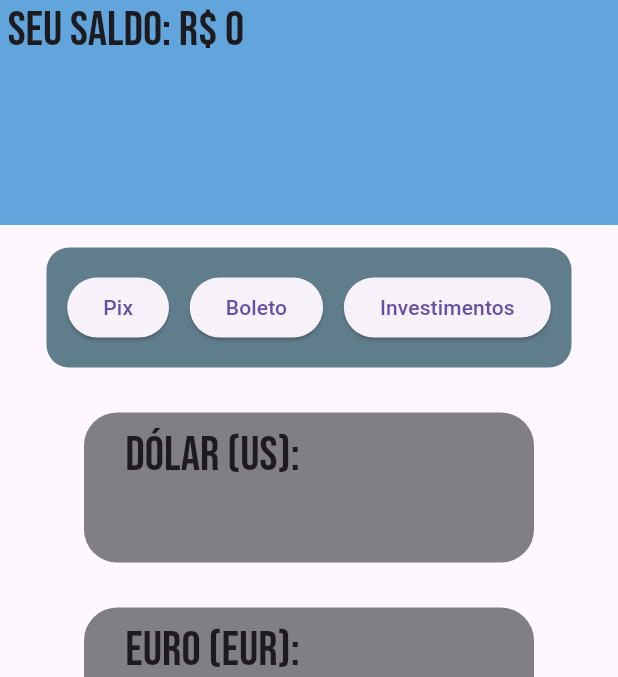
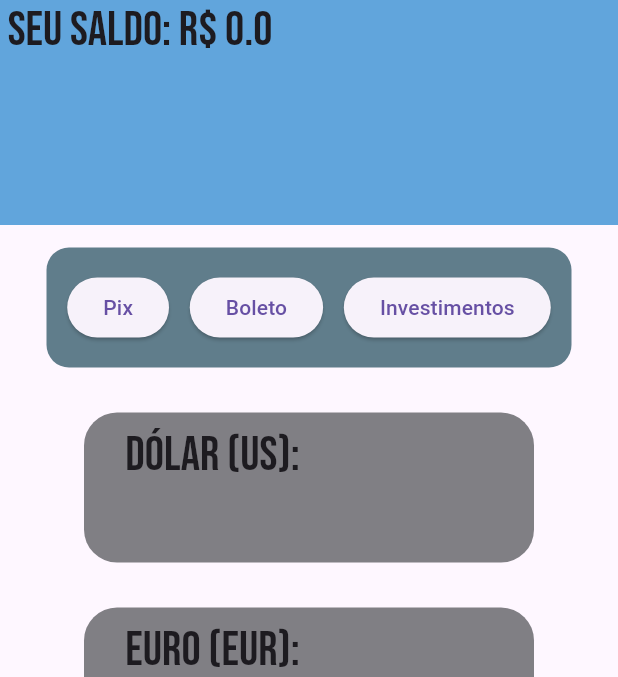
Before and after one commit to PiterMS/Banco, a Flutter app: the Pagina_Inical screen opened by its route, after a tap on "Boleto", on a phone screen of 412 x 824 dp, the part 84-761 px from its top. Run offline on Flutter 3.47's test engine with Material 3 defaults, Android fonts, the phone set to English and light mode, and no system bars; our stand-ins replace google_fonts; network calls fail.

Commit message:
Adicionei uma tela de adicionar algo ao saldo

```diff
--- a/banco_app/lib/Login.dart
+++ b/banco_app/lib/Login.dart
@@ -1,12 +1,11 @@
 import 'package:flutter/material.dart';
 
 class Login extends StatefulWidget {
-  const Login({super.key}); // Adicionei construtor constante
+  const Login({super.key});
 
   @override
   State<StatefulWidget> createState() {
-    // Corrigi de createSate para createState
-    return _LoginState(); // Renomeei para _LoginState para seguir convenções
+    return _LoginState();
   }
 }
 
--- a/banco_app/lib/Pagina_Inicial.dart
+++ b/banco_app/lib/Pagina_Inicial.dart
@@ -12,7 +12,7 @@ class Pagina_Inical extends StatefulWidget {
 class _TelaInicio extends State<Pagina_Inical> {
   String dolar = '';
   String euro = '';
-  String bitcoin = '';
+  double saldo = 0.0; // Variável de saldo
 
   @override
   void initState() {
@@ -26,13 +26,11 @@ class _TelaInicio extends State<Pagina_Inical> {
       setState(() {
         dolar = data['results']['currencies']['USD']['buy'].toString();
         euro = data['results']['currencies']['EUR']['buy'].toString();
-        bitcoin = data['results']['cryptocurrencies']['BTC']['buy'].toString();
       });
-    } catch (e) {
-      print(e);
-    }
+    } catch (e) {}
   }
 
+  @override
   Widget build(BuildContext context) {
     return Scaffold(
       appBar: AppBar(
@@ -52,14 +50,13 @@ class _TelaInicio extends State<Pagina_Inical> {
                     color: const Color.fromARGB(255, 97, 165, 220),
                   ),
                   child: Text(
-                    ' Seu Saldo: R\$ 0 \n ',
+                    ' Seu Saldo: R\$ $saldo \n ',
                     style: GoogleFonts.bebasNeue(
                       textStyle: Theme.of(context).textTheme.headlineLarge,
                     ),
                   ),
                 ),
               ),
-
               Center(
                 child: Container(
                   height: 80,
@@ -71,7 +68,20 @@ class _TelaInicio extends State<Pagina_Inical> {
                   child: Row(
                     mainAxisAlignment: MainAxisAlignment.spaceEvenly,
                     children: [
-                      ElevatedButton(onPressed: () {}, child: Text('Pix')),
+                      ElevatedButton(
+                        onPressed: () async {
+                          final resultado = await Navigator.pushNamed(
+                            context,
+                            '/pix',
+                          );
+                          if (resultado != null) {
+                            setState(() {
+                              saldo += resultado as double;
+                            });
+                          }
+                        },
+                        child: Text('Pix'),
+                      ),
                       ElevatedButton(onPressed: () {}, child: Text('Boleto')),
                       ElevatedButton(
                         onPressed: () {},
--- a/banco_app/lib/main.dart
+++ b/banco_app/lib/main.dart
@@ -1,4 +1,5 @@
 import 'package:banco_app/Registrar.dart';
+import 'package:banco_app/Telapix.dart';
 import 'package:flutter/material.dart';
 import 'Pagina_Inicial.dart';
 import 'Login.dart';
@@ -13,6 +14,7 @@ void main() async {
         '/telainicial': (context) => Pagina_Inical(),
         '/Login': (context) => Login(),
         '/Registrar': (context) => Registrar(),
+        '/pix': (context) => Telapix(),
       },
     ),
   );
```
Also changed, not shown: banco_app/lib/Telapix.dart (added, +54 -0 lines).
